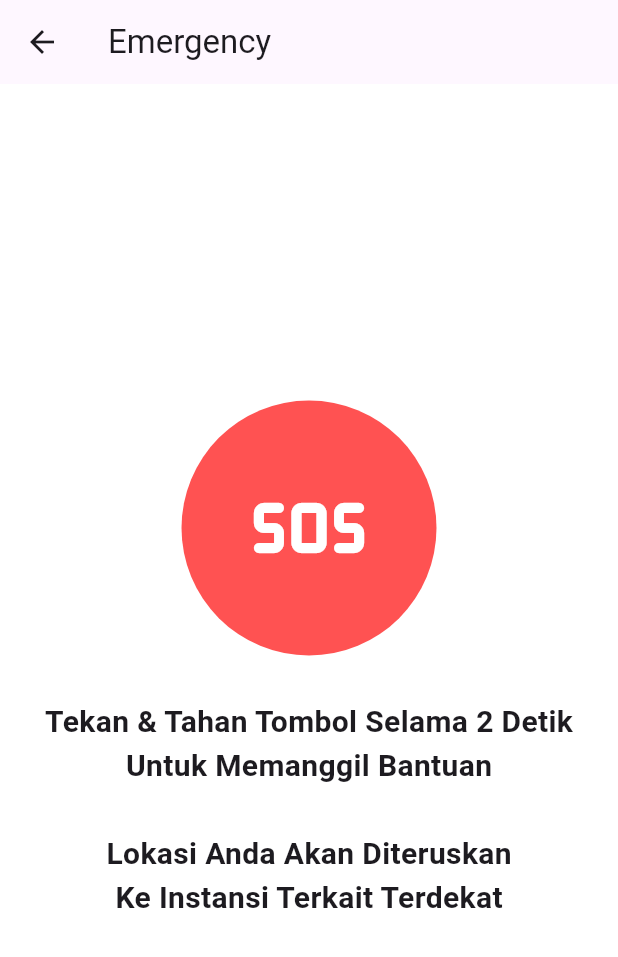
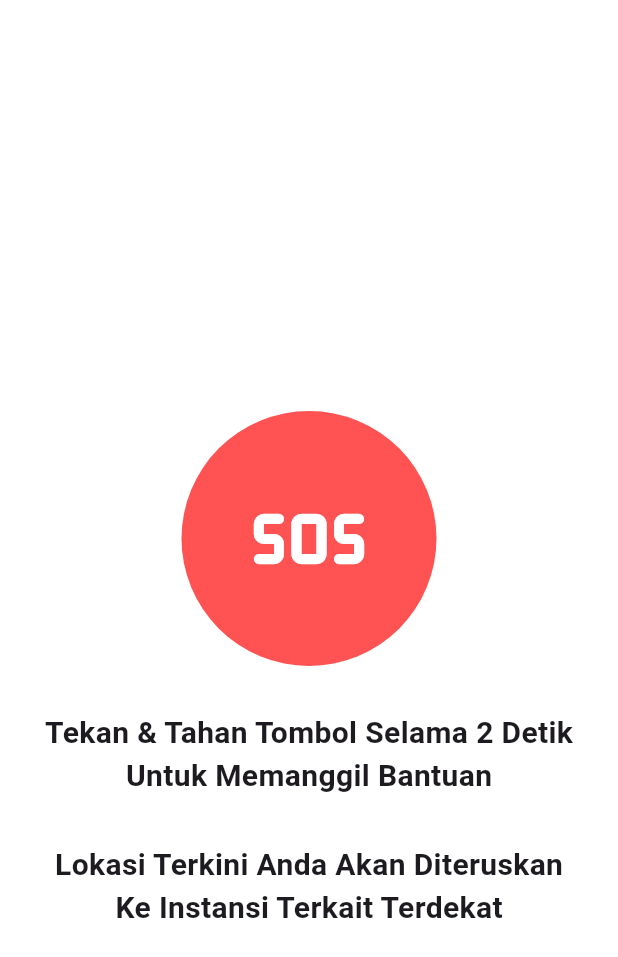
Before and after one commit to valalmas-15/laporyuk, a Flutter app: the Emergency screen opened directly, on a phone screen of 412 x 824 dp. Shown: the top 957 px of the screen. Run offline on Flutter 3.47's test engine with Material 3 defaults, Android fonts, the phone set to English and light mode, and no system bars; our stand-ins replace carousel_slider, google_fonts, image_picker, location, scrollable_positioned_list and 1 more; missing offline and left inert: dart:ffi; accounts and stored records are empty; network calls fail; project files that could hold a hidden picture were left out.

Commit message:
Refactor: Improve UI layout in Emergency page
- Removed the app bar from the Emergency page for a cleaner design.
- Adjusted the layout of the UI elements to improve alignment and spacing.

This commit refactors the Emergency page to enhance the user interface and improve the overall layout.

```diff
--- a/lib/pages/emergency.dart
+++ b/lib/pages/emergency.dart
@@ -4,18 +4,14 @@ class Emergency extends StatelessWidget {
   @override
   Widget build(BuildContext context) {
     return Scaffold(
-      appBar: AppBar(
-        title: Text("Emergency"),
-      ),
       body: Center(
         child: Column(
           mainAxisAlignment: MainAxisAlignment.center,
           children: [
-            InkWell(
+            SizedBox(height: 70,),
+           InkWell(
               onTap: () {},
-              child: Opacity(
-                opacity: 1,
-                child: Container(
+              child: Container(
                   width: 170,
                   height: 170,
                   decoration: BoxDecoration(
@@ -30,7 +26,6 @@ class Emergency extends StatelessWidget {
                     ),
                   ),
                 ),
-              ),
             ),
             SizedBox(height: 30),
             Text(
@@ -43,7 +38,7 @@ class Emergency extends StatelessWidget {
             ),
             SizedBox(height: 30),
             Text(
-              'Lokasi Anda Akan Diteruskan',
+              'Lokasi Terkini Anda Akan Diteruskan',
               style: TextStyle(fontSize: 20, fontWeight: FontWeight.bold,
               ),
             ),
```
